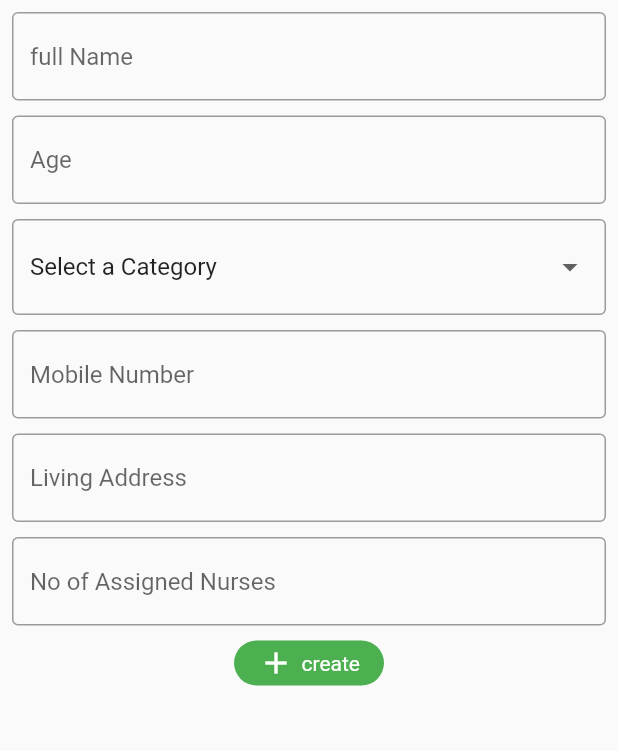
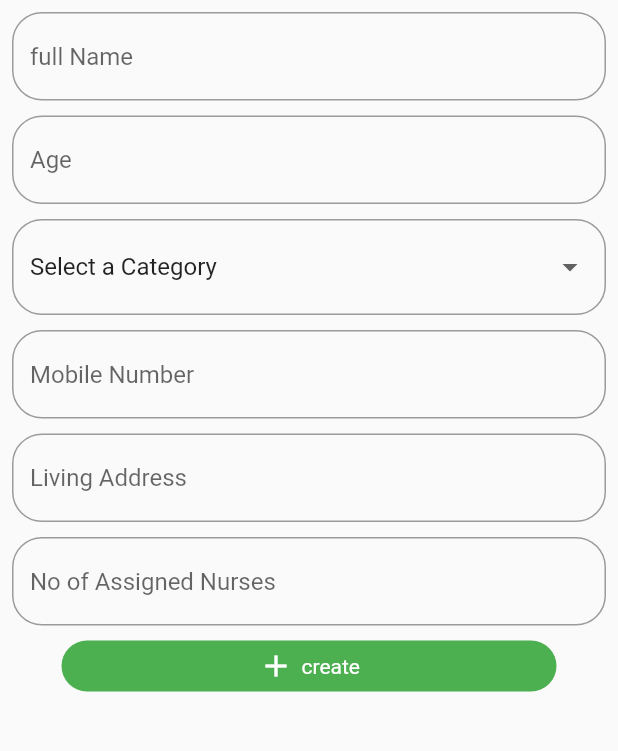
Before and after one commit to Rashmika564/factory_management_ctse, a Flutter app: the AddDoctor screen opened directly, on a phone screen of 412 x 824 dp, the part 84-835 px from its top. Run offline on Flutter 3.47's test engine with Material 2 defaults, Android fonts, the phone set to English and light mode, and no system bars; our stand-ins replace cloud_firestore, dropdown_button2, firebase_auth, firebase_core, flutter_spinkit; accounts and stored records are empty.

Commit message:
final design

```diff
--- a/lib/docter_home/add_docter_info.dart
+++ b/lib/docter_home/add_docter_info.dart
@@ -112,7 +112,15 @@ class _AddDoctorState extends State<AddDoctor> {
                       val!.isEmpty ? 'Full Name Cant be empty' : null,
                   controller: _fullnamecontroller,
                   decoration: InputDecoration(
-                      border: OutlineInputBorder(), hintText: "full Name"),
+                      border: OutlineInputBorder(
+                          borderRadius: BorderRadius.circular(20.0),
+                          borderSide: BorderSide(width: 1.5)),
+                      focusedBorder: OutlineInputBorder(
+                          borderRadius: BorderRadius.circular(20.0),
+                          borderSide: BorderSide(
+                              color: const Color.fromARGB(255, 17, 90, 150),
+                              width: 1.5)),
+                      hintText: "full Name"),
                 ),
                 SizedBox(
                   height: 10,
@@ -121,7 +129,15 @@ class _AddDoctorState extends State<AddDoctor> {
                   validator: (val) => val!.isEmpty ? 'age cant be empty' : null,
                   controller: _agecontroller,
                   decoration: InputDecoration(
-                      border: OutlineInputBorder(), hintText: "Age"),
+                      border: OutlineInputBorder(
+                          borderRadius: BorderRadius.circular(20.0),
+                          borderSide: BorderSide(width: 1.5)),
+                      focusedBorder: OutlineInputBorder(
+                          borderRadius: BorderRadius.circular(20.0),
+                          borderSide: BorderSide(
+                              color: const Color.fromARGB(255, 17, 90, 150),
+                              width: 1.5)),
+                      hintText: "Age"),
                 ),
                 SizedBox(
                   height: 10,
@@ -152,7 +168,15 @@ class _AddDoctorState extends State<AddDoctor> {
                       val!.isEmpty ? 'mobile number cant be empty' : null,
                   controller: _mobilenumbercontroller,
                   decoration: InputDecoration(
-                      border: OutlineInputBorder(), hintText: "Mobile Number"),
+                      border: OutlineInputBorder(
+                          borderRadius: BorderRadius.circular(20.0),
+                          borderSide: BorderSide(width: 1.5)),
+                      focusedBorder: OutlineInputBorder(
+                          borderRadius: BorderRadius.circular(20.0),
+                          borderSide: BorderSide(
+                              color: const Color.fromARGB(255, 17, 90, 150),
+                              width: 1.5)),
+                      hintText: "Mobile Number"),
                 ),
                 SizedBox(
                   height: 10,
@@ -162,7 +186,15 @@ class _AddDoctorState extends State<AddDoctor> {
                       val!.isEmpty ? 'Living Addresss cant be empty' : null,
                   controller: _livingaddresscontroller,
                   decoration: InputDecoration(
-                      border: OutlineInputBorder(), hintText: "Living Address"),
+                      border: OutlineInputBorder(
+                          borderRadius: BorderRadius.circular(20.0),
+                          borderSide: BorderSide(width: 1.5)),
+                      focusedBorder: OutlineInputBorder(
+                          borderRadius: BorderRadius.circular(20.0),
+                          borderSide: BorderSide(
+                              color: const Color.fromARGB(255, 17, 90, 150),
+                              width: 1.5)),
+                      hintText: "Living Address"),
                 ),
                 SizedBox(
                   height: 10,
@@ -172,7 +204,15 @@ class _AddDoctorState extends State<AddDoctor> {
                       val!.isEmpty ? 'Number Of Nurses cant be empty' : null,
                   controller: _noofnursescontroller,
                   decoration: InputDecoration(
-                      border: OutlineInputBorder(),
+                      border: OutlineInputBorder(
+                        borderSide: BorderSide(width: 1.5),
+                        borderRadius: BorderRadius.circular(20.0),
+                      ),
+                      focusedBorder: OutlineInputBorder(
+                          borderRadius: BorderRadius.circular(20.0),
+                          borderSide: BorderSide(
+                              color: const Color.fromARGB(255, 17, 90, 150),
+                              width: 1.5)),
                       hintText: "No of Assigned Nurses"),
                 ),
                 SizedBox(
@@ -232,8 +272,8 @@ class _AddDoctorState extends State<AddDoctor> {
                     }
                   },
                   child: Container(
-                    width: 100,
-                    height: 30,
+                    width: 330,
+                    height: 34,
                     decoration: BoxDecoration(
                         borderRadius: BorderRadius.circular(20),
                         color: Colors.green),
--- a/lib/shared/constants.dart
+++ b/lib/shared/constants.dart
@@ -1,13 +1,10 @@
 import 'package:flutter/material.dart';
 
-const textInputDecoration = InputDecoration(
-  border: OutlineInputBorder(),
-  //fillColor: Color.fromARGB(255, 229, 232, 234),
-  //filled: true,
-  // enabledBorder: OutlineInputBorder(
-  //     borderSide:
-  //         BorderSide(color: Color.fromARGB(255, 3, 21, 34), width: 2.0)),
-  // focusedBorder: OutlineInputBorder(
-  //     borderSide:
-  //         BorderSide(color: Color.fromARGB(255, 4, 43, 80), width: 2.0))
-);
+final textInputDecoration = InputDecoration(
+    border: OutlineInputBorder(
+        borderRadius: BorderRadius.circular(20.0),
+        borderSide: BorderSide(width: 1.5)),
+    focusedBorder: OutlineInputBorder(
+        borderRadius: BorderRadius.circular(20.0),
+        borderSide: BorderSide(
+            color: const Color.fromARGB(255, 17, 90, 150), width: 1.5)));
```
Also changed, not shown: lib/docter_home/edit_docter_info.dart (+60 -21 lines), lib/screens/authenticate/register.dart (+15 -14 lines), lib/screens/authenticate/sign_in.dart (+14 -14 lines), assets/Hospital-building-bro-green.png (added), assets/green.png (added), assets/green2.png (added).
